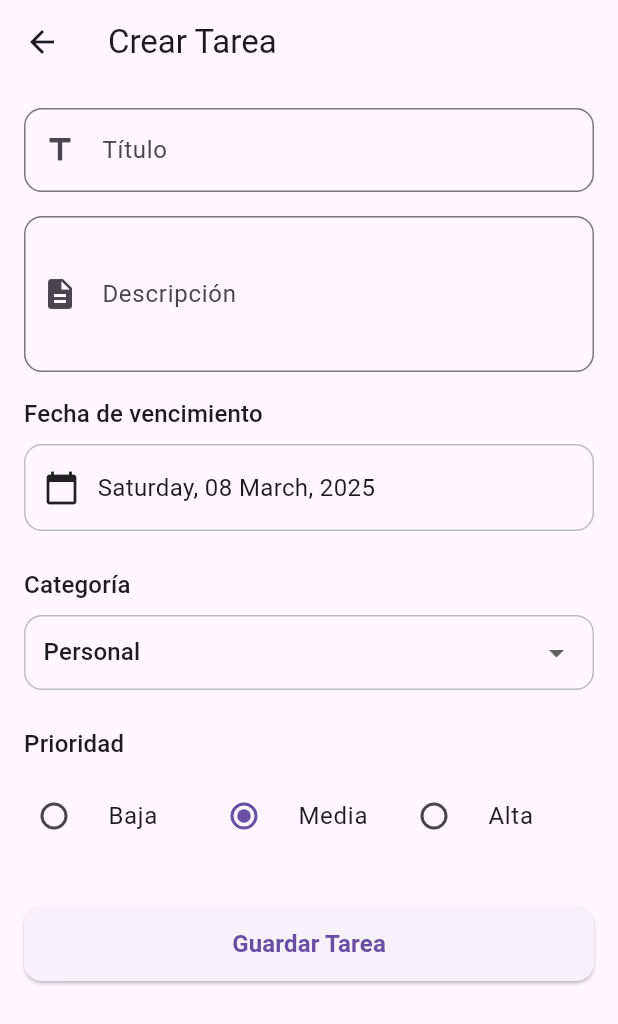
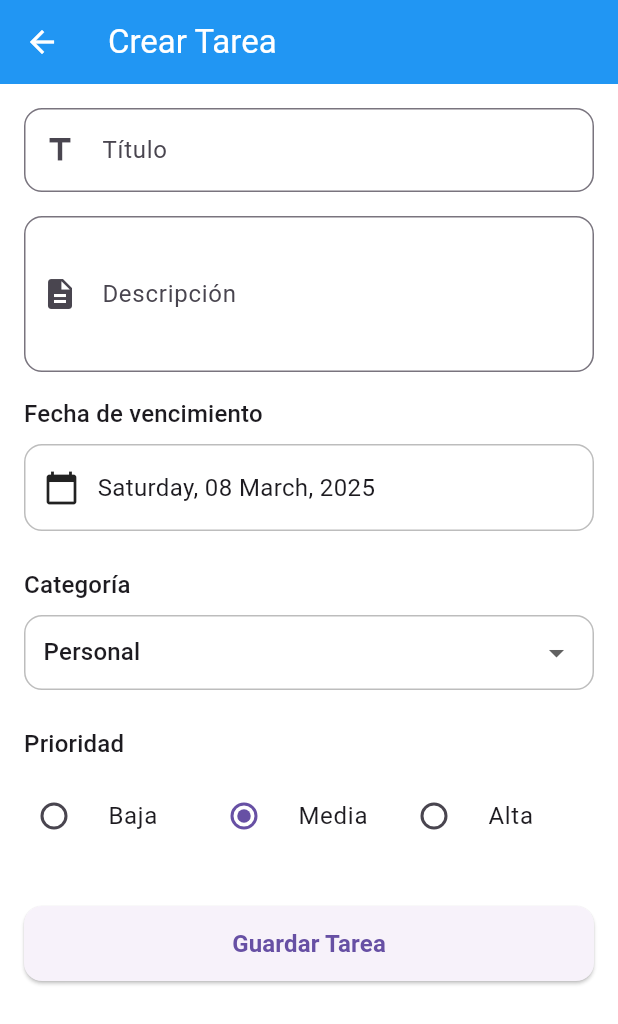
Before and after one commit to tavoche/Organizate, a Flutter app: the screen it shows once a user with an empty profile is signed in, after a tap on the "add" icon, on a phone screen of 412 x 824 dp. Shown: the top 1024 px of the screen. Run offline on Flutter 3.47's test engine with Material 3 defaults, Android fonts, the phone set to English and light mode, and no system bars; our stand-ins replace cloud_firestore, firebase_auth, firebase_core, firebase_messaging, flutter_local_notifications, flutter_spinkit and 3 more; missing offline and left inert: flutter_facebook_auth; accounts and stored records are empty.

Commit message:
se ajusta la funcionalidad de temas en la app

```diff
--- a/lib/main.dart
+++ b/lib/main.dart
@@ -11,20 +11,24 @@ void main() async {
 
   await Firebase.initializeApp(options: DefaultFirebaseOptions.currentPlatform);
 
-  runApp(MyApp());
+  runApp(
+    ChangeNotifierProvider(
+      create: (context) => ThemeProvider(),
+      child: const MyApp(),
+    ),
+  );
 }
 
 class MyApp extends StatelessWidget {
+  const MyApp({Key? key}) : super(key: key);
+
   @override
   Widget build(BuildContext context) {
-    return ChangeNotifierProvider(
-      create: (context) => ThemeProvider(), // Proveedor de tema
-      child: Consumer<ThemeProvider>(
-        builder: (context, themeProvider, _) {
+    final themeProvider = Provider.of<ThemeProvider>(context);
       return MaterialApp(
         debugShowCheckedModeBanner: false,
         title: 'Organízate',
-            theme: themeProvider.getThemeData(), // Usar el tema globalmente
+        theme: themeProvider.themeData, // Usar el tema globalmente
         localizationsDelegates: const [
           GlobalMaterialLocalizations.delegate,
           GlobalWidgetsLocalizations.delegate,
@@ -36,8 +40,5 @@ class MyApp extends StatelessWidget {
         ],
         home: const AuthWrapper(),
     );
-        },
-      ),
-    );
   }
 }
--- a/lib/services/shared_preferences.dart
+++ b/lib/services/shared_preferences.dart
@@ -1,27 +1,17 @@
-import 'package:flutter/material.dart';
 import 'package:shared_preferences/shared_preferences.dart';
 
 class ThemeService {
-  static const String _key = 'theme';
+  static const String _themeKey = 'app_theme';
+
+  // Guardar el tema seleccionado
+  Future<void> saveTheme(String theme) async {
+    final prefs = await SharedPreferences.getInstance();
+    await prefs.setString(_themeKey, theme);
+  }
 
   // Obtener el tema guardado
   Future<String> getTheme() async {
     final prefs = await SharedPreferences.getInstance();
-    return prefs.getString(_key) ?? 'light'; // Retorna 'light' si no se ha guardado ningún tema
-  }
-
-  // Guardar el tema seleccionado
-  Future<void> saveTheme(String theme) async {
-    final prefs = await SharedPreferences.getInstance();
-    prefs.setString(_key, theme);
-  }
-
-  // Cambiar entre tema oscuro y claro
-  ThemeData getThemeData(String theme) {
-    if (theme == 'dark') {
-      return ThemeData.dark();
-    } else {
-      return ThemeData.light();
-    }
+    return prefs.getString(_themeKey) ?? 'light'; // Por defecto tema claro
   }
 }
--- a/lib/theme/theme_provider.dart
+++ b/lib/theme/theme_provider.dart
@@ -1,37 +1,52 @@
 import 'package:flutter/material.dart';
-import 'package:shared_preferences/shared_preferences.dart';
+import '../services/shared_preferences.dart';
 
 class ThemeProvider extends ChangeNotifier {
-  static const String _key = 'theme';
+  final ThemeService _themeService = ThemeService();
   String _theme = 'light';
-
-  String get theme => _theme;
 
   ThemeProvider() {
     _loadTheme();
   }
 
-  // Cargar el tema guardado
-  Future<void> _loadTheme() async {
-    final prefs = await SharedPreferences.getInstance();
-    _theme = prefs.getString(_key) ?? 'light';
-    notifyListeners(); // Notificar a los listeners cuando el tema cambia
+  String get theme => _theme;
+
+  ThemeData get themeData {
+    return _theme == 'dark' ? _darkTheme : _lightTheme;
   }
 
-  // Guardar el tema seleccionado
-  Future<void> saveTheme(String theme) async {
-    final prefs = await SharedPreferences.getInstance();
-    prefs.setString(_key, theme);
-    _theme = theme;
-    notifyListeners(); // Notificar a los listeners cuando se guarda el tema
+  // Tema claro
+  final ThemeData _lightTheme = ThemeData(
+    brightness: Brightness.light,
+    primarySwatch: Colors.blue,
+    scaffoldBackgroundColor: Colors.white,
+    appBarTheme: const AppBarTheme(
+      backgroundColor: Colors.blue,
+      foregroundColor: Colors.white,
+    ),
+    // Puedes personalizar más aspectos del tema aquí
+  );
+
+  // Tema oscuro
+  final ThemeData _darkTheme = ThemeData(
+    brightness: Brightness.dark,
+    primarySwatch: Colors.blue,
+    scaffoldBackgroundColor: Colors.grey[900],
+    appBarTheme: AppBarTheme(
+      backgroundColor: Colors.grey[800],
+      foregroundColor: Colors.white,
+    ),
+    // Puedes personalizar más aspectos del tema aquí
+  );
+
+  Future<void> _loadTheme() async {
+    _theme = await _themeService.getTheme();
+    notifyListeners();
   }
 
-  // Cambiar entre tema oscuro y claro
-  ThemeData getThemeData() {
-    if (_theme == 'dark') {
-      return ThemeData.dark();
-    } else {
-      return ThemeData.light();
-    }
+  Future<void> saveTheme(String theme) async {
+    _theme = theme;
+    await _themeService.saveTheme(theme);
+    notifyListeners();
   }
 }
```
Also changed, not shown: lib/screens/edit_profile_screen.dart (+174 -86 lines), 1 other file. Lines whose indentation alone changed are shown as unchanged.
